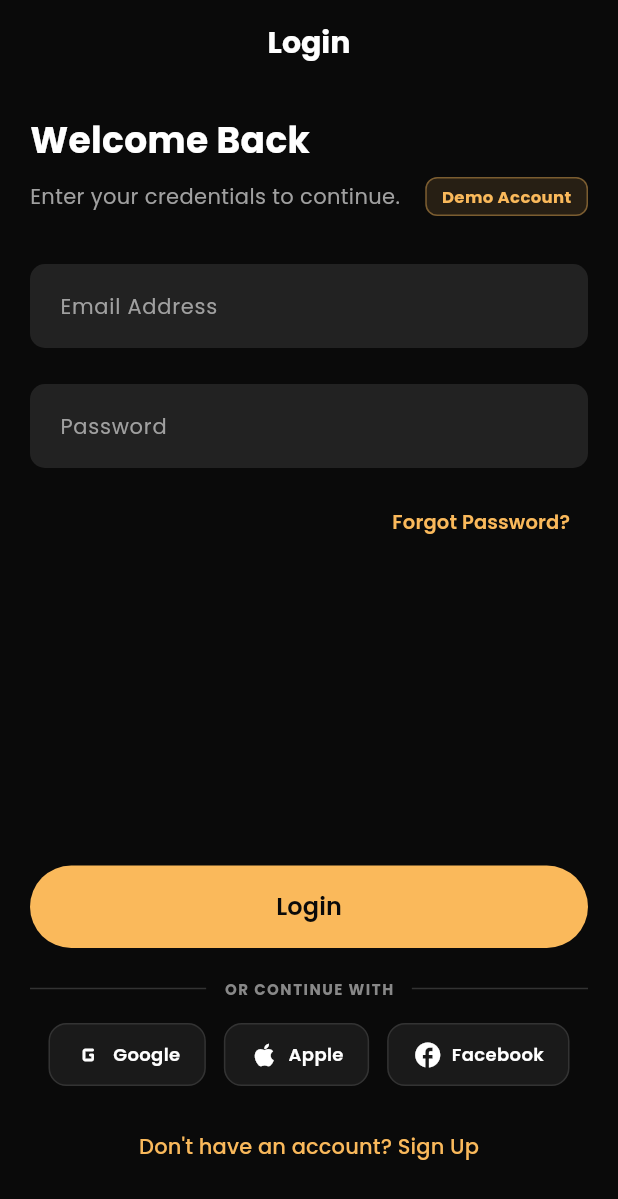
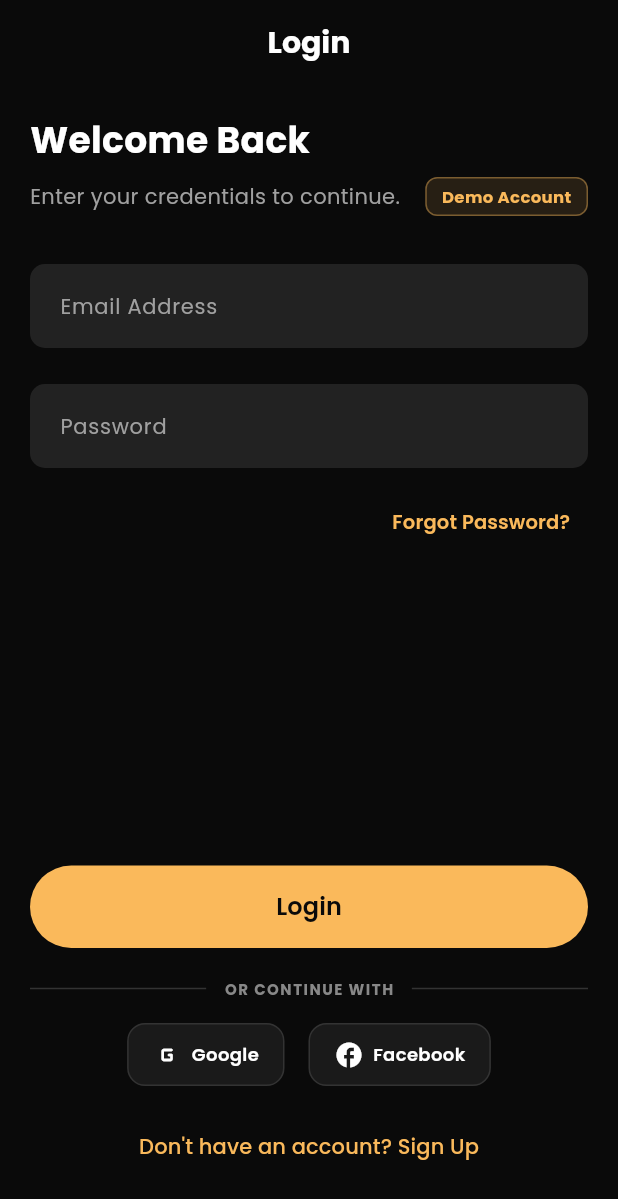
Before and after one commit to Shanny-dot/rrc_app, a Flutter app: the screen it shows after launch, on a phone screen of 412 x 824 dp. Shown: the top 1199 px of the screen. Run offline on Flutter 3.47's test engine with Material 3 defaults, Android fonts, the light colour scheme and no system bars; our stand-ins replace cached_network_image, flutter_contacts, flutter_secure_storage, google_fonts, google_sign_in, sign_in_with_apple; missing offline and left inert: flutter_facebook_auth, mobile_scanner.

Commit message:
feat: configure Apple Sign-In capability, entitlements, and platform guards

```diff
--- a/lib/screens/auth_flow.dart
+++ b/lib/screens/auth_flow.dart
@@ -247,6 +247,15 @@ class _QuickSignUpScreenState extends State<QuickSignUpScreen> {
           }
         }
       } else if (provider == 'apple') {
+        if (!kIsWeb && defaultTargetPlatform == TargetPlatform.android) {
+          if (mounted) {
+            ScaffoldMessenger.of(context).showSnackBar(
+              const SnackBar(content: Text('Sign in with Apple is only supported on Apple devices.')),
+            );
+          }
+          setState(() => _isLoading = false);
+          return;
+        }
         final credential = await SignInWithApple.getAppleIDCredential(
           scopes: [
             AppleIDAuthorizationScopes.email,
@@ -815,6 +824,15 @@ class _LoginScreenState extends State<LoginScreen> {
           }
         }
       } else if (provider == 'apple') {
+        if (!kIsWeb && defaultTargetPlatform == TargetPlatform.android) {
+          if (mounted) {
+            ScaffoldMessenger.of(context).showSnackBar(
+              const SnackBar(content: Text('Sign in with Apple is only supported on Apple devices.')),
+            );
+          }
+          setState(() => _isLoading = false);
+          return;
+        }
         final credential = await SignInWithApple.getAppleIDCredential(
           scopes: [
             AppleIDAuthorizationScopes.email,
@@ -1079,13 +1097,7 @@ class SocialLoginButtons extends StatelessWidget {
                 label: 'Google',
                 onTap: () => onSocialSelect('google'),
               ),
-              const SizedBox(width: 12),
-              _buildSocialIcon(
-                icon: Icons.apple,
-                label: 'Apple',
-                onTap: () => onSocialSelect('apple'),
-              ),
-              const SizedBox(width: 12),
+              const SizedBox(width: 16),
               _buildSocialIcon(
                 icon: Icons.facebook,
                 label: 'Facebook',
```
Also changed, not shown: 2 other files.
